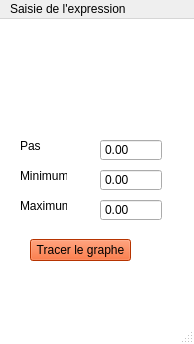
First picture: the form in SaisieGraphe.ui, repository obalise/ExpressionProject, before the edit.
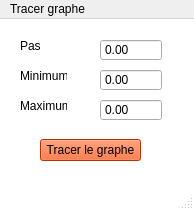
Second picture: the form after the edit. Icons and pictures are not drawn.

```diff
--- a/SaisieGraphe.ui
+++ b/SaisieGraphe.ui
@@ -7,7 +7,7 @@
     <x>0</x>
     <y>0</y>
     <width>194</width>
-    <height>344</height>
+    <height>210</height>
    </rect>
   </property>
   <property name="windowTitle">
@@ -24,8 +24,8 @@
    <widget class="QPushButton" name="pushButton_7">
     <property name="geometry">
      <rect>
-      <x>30</x>
-      <y>220</y>
+      <x>40</x>
+      <y>120</y>
       <width>101</width>
       <height>22</height>
      </rect>
@@ -47,7 +47,7 @@
     <property name="geometry">
      <rect>
       <x>100</x>
-      <y>120</y>
+      <y>20</y>
       <width>62</width>
       <height>22</height>
      </rect>
@@ -60,7 +60,7 @@
     <property name="geometry">
      <rect>
       <x>100</x>
-      <y>150</y>
+      <y>50</y>
       <width>62</width>
       <height>22</height>
      </rect>
@@ -79,7 +79,7 @@
     <property name="geometry">
      <rect>
       <x>100</x>
-      <y>180</y>
+      <y>80</y>
       <width>62</width>
       <height>22</height>
      </rect>
@@ -98,7 +98,7 @@
     <property name="geometry">
      <rect>
       <x>20</x>
-      <y>120</y>
+      <y>20</y>
       <width>47</width>
       <height>14</height>
      </rect>
@@ -111,7 +111,7 @@
     <property name="geometry">
      <rect>
       <x>20</x>
-      <y>150</y>
+      <y>50</y>
       <width>47</width>
       <height>14</height>
      </rect>
@@ -124,7 +124,7 @@
     <property name="geometry">
      <rect>
       <x>20</x>
-      <y>180</y>
+      <y>80</y>
       <width>47</width>
       <height>14</height>
      </rect>
@@ -145,7 +145,7 @@
    </property>
    <widget class="QMenu" name="menuSaisie_de_l_expression">
     <property name="title">
-     <string>Saisie de l'expression </string>
+     <string>Tracer graphe</string>
     </property>
    </widget>
    <addaction name="menuSaisie_de_l_expression"/>
```
Left out of the diff: 8 changed lines with no effect on the pictures.
